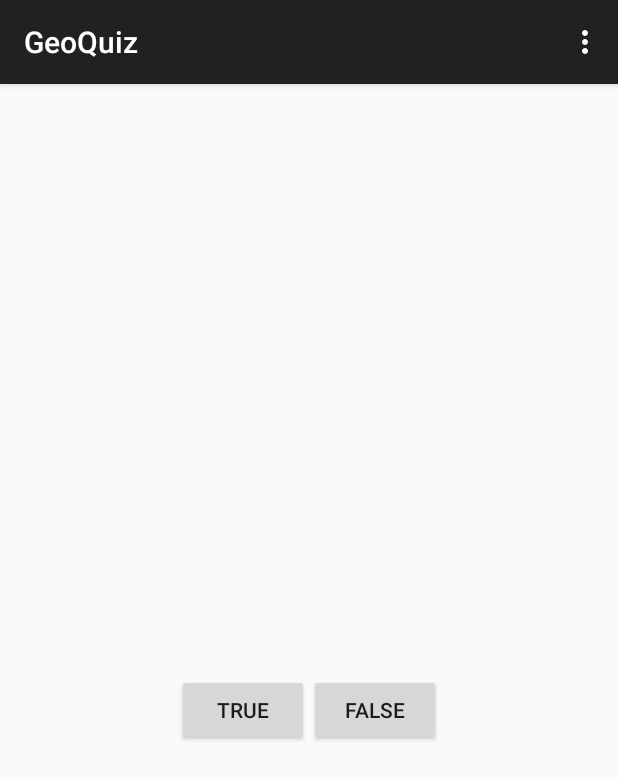
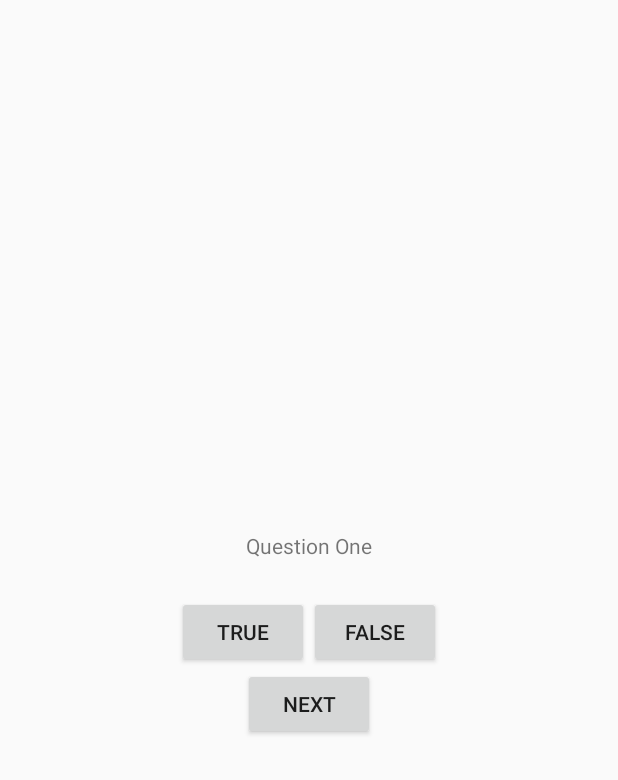
Before and after one commit to dannymartinho/AndroidExercises, an Android app: the screen it shows after launch (Quiz), on a phone screen of 412 x 824 dp. Shown: the top 780 px of the screen. Run offline under Robolectric (Android 15) with nearby library versions, the light colour scheme and no system bars.

Commit message:
GeoQuiz Tutorial Complete

```diff
--- a/GeoQuiz/app/src/main/java/geoquiz/android/dsmartinho/com/geoquiz/Quiz.java
+++ b/GeoQuiz/app/src/main/java/geoquiz/android/dsmartinho/com/geoquiz/Quiz.java
@@ -1,17 +1,78 @@
 package geoquiz.android.dsmartinho.com.geoquiz;
 
+import android.app.Activity;
 import android.support.v7.app.ActionBarActivity;
 import android.os.Bundle;
 import android.view.Menu;
 import android.view.MenuItem;
+import android.view.View;
+import android.widget.Button;
+import android.widget.TextView;
+import android.widget.Toast;
 
 
-public class Quiz extends ActionBarActivity {
+public class Quiz extends Activity {
+    private Button mTrueButton;
+    private Button mFalseButton;
+    private Button mNextButton;
+    private TextView mQuestionTextView;
+    private int mCurrentindex = 0;
+    private TrueFalse[] mQuestionBank = new TrueFalse[]{
+            new TrueFalse(R.string.question_one, true),
+            new TrueFalse(R.string.question_two, false),
+            new TrueFalse(R.string.question_three, true),
+    };
+
+    private void updateQuestion() {
+        int question = mQuestionBank[mCurrentindex].getQuestionTextId();
+        mQuestionTextView.setText(question);
+
+    }
+
+    private void checkQuestion(boolean response) {
+        if (mQuestionBank[mCurrentindex].isQuestionTrue() == response) {
+            Toast.makeText(Quiz.this, "Correct!!", Toast.LENGTH_SHORT).show();
+        } else {
+            Toast.makeText(Quiz.this, "Incorrect!!", Toast.LENGTH_SHORT).show();
+        }
+    }
 
     @Override
     protected void onCreate(Bundle savedInstanceState) {
         super.onCreate(savedInstanceState);
         setContentView(R.layout.activity_quiz);
+
+
+        mTrueButton = (Button) findViewById(R.id.true_button);
+        mFalseButton = (Button) findViewById(R.id.false_button);
+        mNextButton = (Button) findViewById(R.id.next_button);
+        mQuestionTextView = (TextView) findViewById(R.id.question_text_view);
+
+        mTrueButton.setOnClickListener(new View.OnClickListener() {
+            @Override
+            public void onClick(View v) {
+                checkQuestion(true);
+
+            }
+        });
+
+        mFalseButton.setOnClickListener(new View.OnClickListener() {
+            @Override
+            public void onClick(View v) {
+                checkQuestion(false);
+            }
+        });
+
+        mNextButton.setOnClickListener(new View.OnClickListener() {
+            @Override
+            public void onClick(View v) {
+
+                mCurrentindex = (mCurrentindex + 1) % mQuestionBank.length;
+                updateQuestion();
+
+            }
+        });
+        updateQuestion();
     }
 
     @Override
--- /dev/null
+++ b/GeoQuiz/app/src/main/java/geoquiz/android/dsmartinho/com/geoquiz/TrueFalse.java
@@ -0,0 +1,30 @@
+package geoquiz.android.dsmartinho.com.geoquiz;
+
+/**
+ * Created by daniel.martinho on 11-05-2015.
+ */
+public class TrueFalse {
+    private int mQuestionTextId;
+    private boolean mQuestionTrue;
+
+    public TrueFalse(int questionTextId, boolean questionTrue) {
+        mQuestionTextId = questionTextId;
+        mQuestionTrue = questionTrue;
+    }
+
+    public int getQuestionTextId() {
+        return mQuestionTextId;
+    }
+
+    public void setQuestionTextId(int questionTextId) {
+        mQuestionTextId = questionTextId;
+    }
+
+    public boolean isQuestionTrue() {
+        return mQuestionTrue;
+    }
+
+    public void setQuestionTrue(boolean questionTrue) {
+        mQuestionTrue = questionTrue;
+    }
+}
--- a/GeoQuiz/app/src/main/res/layout/activity_quiz.xml
+++ b/GeoQuiz/app/src/main/res/layout/activity_quiz.xml
@@ -12,7 +12,7 @@
         android:layout_width="wrap_content"
         android:layout_height="wrap_content"
         android:padding="24dp"
-        android:text="@string/question_text"/>
+        android:id="@+id/question_text_view" />
     <LinearLayout
         android:layout_width="wrap_content"
         android:layout_height="wrap_content"
@@ -21,10 +21,18 @@
         <Button
             android:layout_width="wrap_content"
             android:layout_height="wrap_content"
-            android:text="@string/true_button"/>
+            android:text="@string/true_button"
+            android:id="@+id/true_button"/>
         <Button
             android:layout_width="wrap_content"
             android:layout_height="wrap_content"
-            android:text="@string/false_button"/>
+            android:text="@string/false_button"
+            android:id="@+id/false_button"/>
     </LinearLayout>
+
+    <Button
+        android:layout_width="wrap_content"
+        android:layout_height="wrap_content"
+        android:text="@string/next_button"
+        android:id="@+id/next_button"/>
 </LinearLayout>
--- a/GeoQuiz/app/src/main/res/values/strings.xml
+++ b/GeoQuiz/app/src/main/res/values/strings.xml
@@ -3,7 +3,11 @@
 
     <string name="hello_world">Hello world!</string>
     <string name="action_settings">Settings</string>
-    <string name="question_text" />
+    <string name="question_one">Question One</string>
+    <string name="question_two">Question Two</string>
+    <string name="question_three">Question Three</string>
     <string name="true_button">True</string>
     <string name="false_button">False</string>
+    <string name="next_button">Next</string>
+
 </resources>
```
